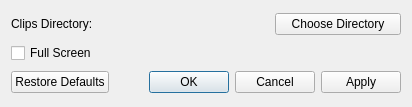
Above: ui/settings.ui from tdauth/gustavsfairyland before the change. Below: the same form after it.
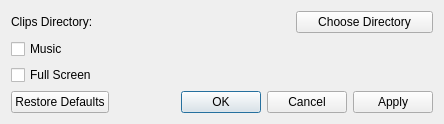
That is the form after the change.

Commit message: Allow music muting, reduced volume of music, added Credits for Mahler's music

Diff of the .ui file:
```diff
--- a/ui/settings.ui
+++ b/ui/settings.ui
@@ -6,7 +6,7 @@
    <rect>
     <x>0</x>
     <y>0</y>
-    <width>412</width>
+    <width>444</width>
     <height>107</height>
    </rect>
   </property>
@@ -35,20 +35,27 @@
      </property>
     </widget>
    </item>
-   <item row="1" column="0" colspan="3">
+   <item row="3" column="0" colspan="3">
     <widget class="QCheckBox" name="fullScreenCheckBox">
      <property name="text">
       <string>Full Screen</string>
      </property>
     </widget>
    </item>
-   <item row="2" column="0" colspan="3">
+   <item row="4" column="0" colspan="3">
     <widget class="QDialogButtonBox" name="buttonBox">
      <property name="standardButtons">
       <set>QDialogButtonBox::Apply|QDialogButtonBox::Cancel|QDialogButtonBox::Ok|QDialogButtonBox::RestoreDefaults</set>
      </property>
     </widget>
    </item>
+   <item row="2" column="0">
+    <widget class="QCheckBox" name="musicCheckBox">
+     <property name="text">
+      <string>Music</string>
+     </property>
+    </widget>
+   </item>
   </layout>
  </widget>
  <resources/>
```
The commit also changes 7 other files.
